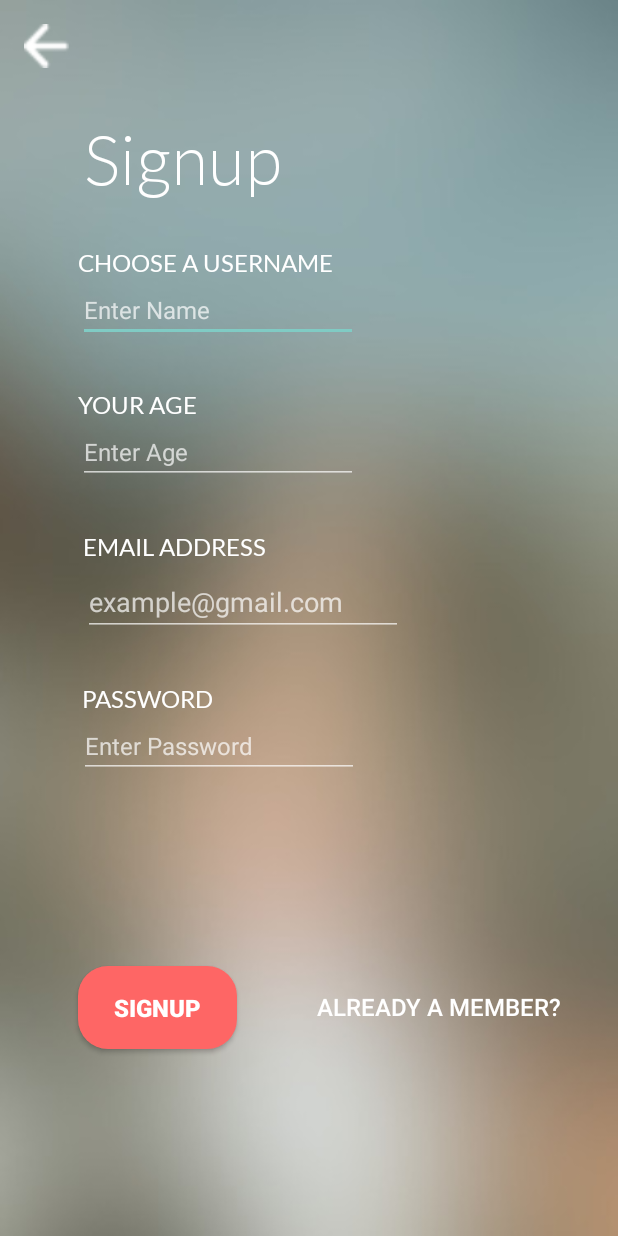
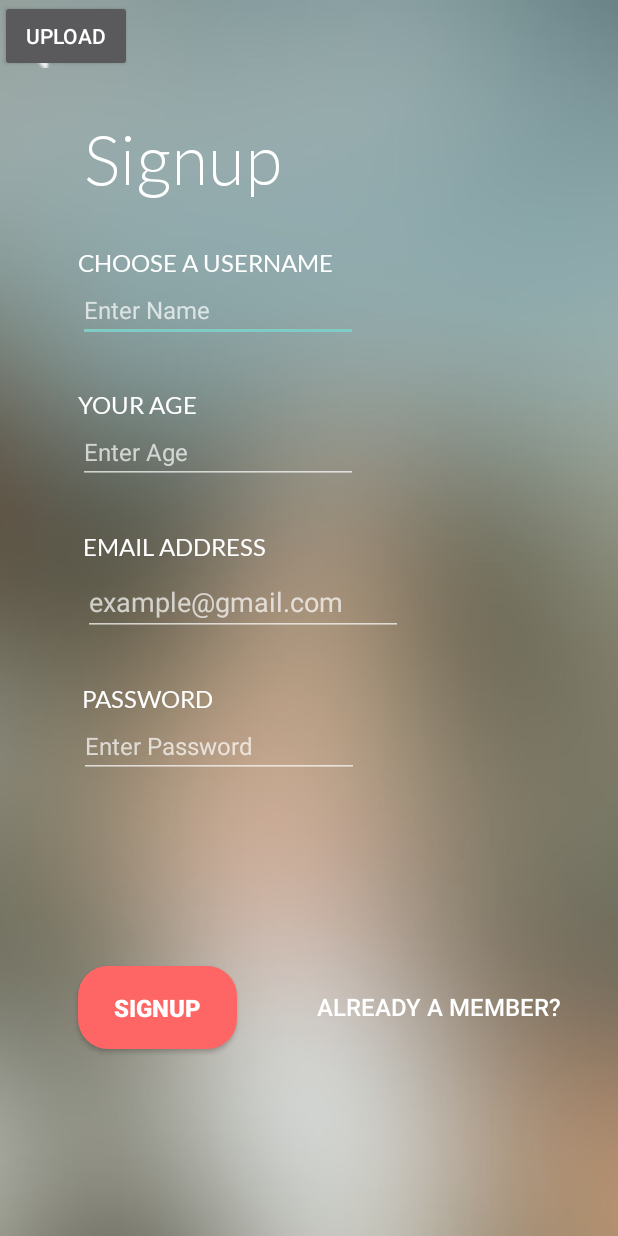
Before and after one commit to joshlimlim/HERADatingApp, an Android app: the RegisterActivity screen opened directly, with no data from a screen before it, after a tap on "SIGNUP", on a phone screen of 412 x 824 dp. Run offline under Robolectric (Android 15) with nearby library versions, the phone set to English and light mode, and no system bars; our stand-ins replace Firebase (no records; nobody signed in at launch, a user with empty details on screens opened directly); 1 statement that could not run was skipped.

Commit message:
Register and Chat message classes added

```diff
--- a/app/build.gradle
+++ b/app/build.gradle
@@ -25,6 +25,8 @@ dependencies {
     implementation 'com.android.support:appcompat-v7:28.0.0'
     implementation 'com.android.support.constraint:constraint-layout:1.1.3'
     implementation 'com.google.firebase:firebase-database:16.0.4'
+    implementation 'com.google.firebase:firebase-storage:16.0.4'
+    implementation 'com.google.firebase:firebase-auth:16.0.5'
     testImplementation 'junit:junit:4.12'
     androidTestImplementation 'com.android.support.test:runner:1.0.2'
     androidTestImplementation 'com.android.support.test.espresso:espresso-core:3.0.2'
--- a/app/src/main/AndroidManifest.xml
+++ b/app/src/main/AndroidManifest.xml
@@ -11,7 +11,8 @@
         android:roundIcon="@mipmap/ic_launcher_round"
         android:supportsRtl="true"
         android:theme="@style/Theme.AppCompat.NoActionBar">
-        <activity android:name=".ForgetPasswordActivity"></activity>
+        <activity android:name=".UploadImageActivity"></activity>
+        <activity android:name=".ForgetPasswordActivity" />
         <activity
             android:name=".LoginActivity"
             android:screenOrientation="portrait" />
--- a/app/src/main/java/com/mad/heradatingapp/RegisterActivity.java
+++ b/app/src/main/java/com/mad/heradatingapp/RegisterActivity.java
@@ -1,6 +1,7 @@
 package com.mad.heradatingapp;
 
 import android.content.Intent;
+import android.support.annotation.NonNull;
 import android.support.v7.app.AppCompatActivity;
 import android.os.Bundle;
 import android.view.View;
@@ -9,6 +10,11 @@ import android.widget.EditText;
 import android.widget.ImageButton;
 import android.widget.Toast;
 
+import com.google.android.gms.tasks.OnCompleteListener;
+import com.google.android.gms.tasks.Task;
+import com.google.firebase.auth.AuthResult;
+import com.google.firebase.auth.FirebaseAuth;
+import com.google.firebase.auth.FirebaseUser;
 import com.google.firebase.database.DatabaseReference;
 import com.google.firebase.database.FirebaseDatabase;
 
@@ -17,10 +23,27 @@ public class RegisterActivity extends AppCompatActivity {
     Button btnSignup;
     DatabaseReference reff;
     Profile member;
+
+    private FirebaseAuth mAuth;
+    private FirebaseAuth.AuthStateListener firebaseAuthStateListener;
+
     @Override
     protected void onCreate(Bundle savedInstanceState) {
         super.onCreate(savedInstanceState);
         setContentView(R.layout.activity_register);
+
+
+        mAuth = FirebaseAuth.getInstance();
+        firebaseAuthStateListener = new FirebaseAuth.AuthStateListener() {
+            @Override
+            public void onAuthStateChanged(@NonNull FirebaseAuth firebaseAuth) {
+                final FirebaseUser user = FirebaseAuth.getInstance().getCurrentUser();
+                if (user != null){
+                    Intent in = new Intent(RegisterActivity.this, SwipeCardTestActivity.class);
+                    startActivity(in);
+                }
+            }
+        };
         reff = FirebaseDatabase.getInstance().getReference().child("Member");
         txtName = (EditText)findViewById(R.id.etUsername);
         txtAge = (EditText)findViewById(R.id.etAge);
@@ -36,6 +59,15 @@ public class RegisterActivity extends AppCompatActivity {
                 member.setAge(age);
                 member.setEmail(txtEmail.getText().toString());
                 member.setPassword(txtPassword.getText().toString());
+
+                mAuth.createUserWithEmailAndPassword(member.getEmail(), member.getPassword()).addOnCompleteListener(RegisterActivity.this, new OnCompleteListener<AuthResult>() {
+                    @Override
+                    public void onComplete(@NonNull Task<AuthResult> task) {
+                        if (!task.isSuccessful()){
+                            Toast.makeText(RegisterActivity.this,"sign up error",Toast.LENGTH_LONG).show();
+                        }
+                    }
+                });
 
                 reff.push().setValue(member);
                 Toast.makeText(RegisterActivity.this,"data inserted",Toast.LENGTH_LONG).show();
@@ -54,4 +86,10 @@ public class RegisterActivity extends AppCompatActivity {
         Intent in = new Intent(RegisterActivity.this, MainActivity.class);
         startActivity(in);
     }
+
+    public void onUpload (View v){
+        Button btnUpload = (Button) v;
+        Intent in = new Intent(RegisterActivity.this,UploadImageActivity.class);
+        startActivity(in);
+    }
 }
--- a/app/src/main/res/layout/activity_register.xml
+++ b/app/src/main/res/layout/activity_register.xml
@@ -198,4 +198,13 @@
         app:layout_constraintStart_toStartOf="parent"
         app:layout_constraintTop_toBottomOf="@+id/textView11" />
 
+    <Button
+        android:id="@+id/btnUpload"
+        android:layout_width="wrap_content"
+        android:layout_height="wrap_content"
+        android:onClick="onUpload"
+        android:text="Upload"
+        tools:layout_editor_absoluteX="257dp"
+        tools:layout_editor_absoluteY="45dp" />
+
 </android.support.constraint.ConstraintLayout>
```
Also changed, not shown: app/src/main/java/com/mad/heradatingapp/ChatMessage.java (added, +13 -0 lines), app/src/main/java/com/mad/heradatingapp/UploadImageActivity.java (added, +100 -0 lines), app/src/main/res/layout/activity_upload_image.xml (added, +36 -0 lines).
